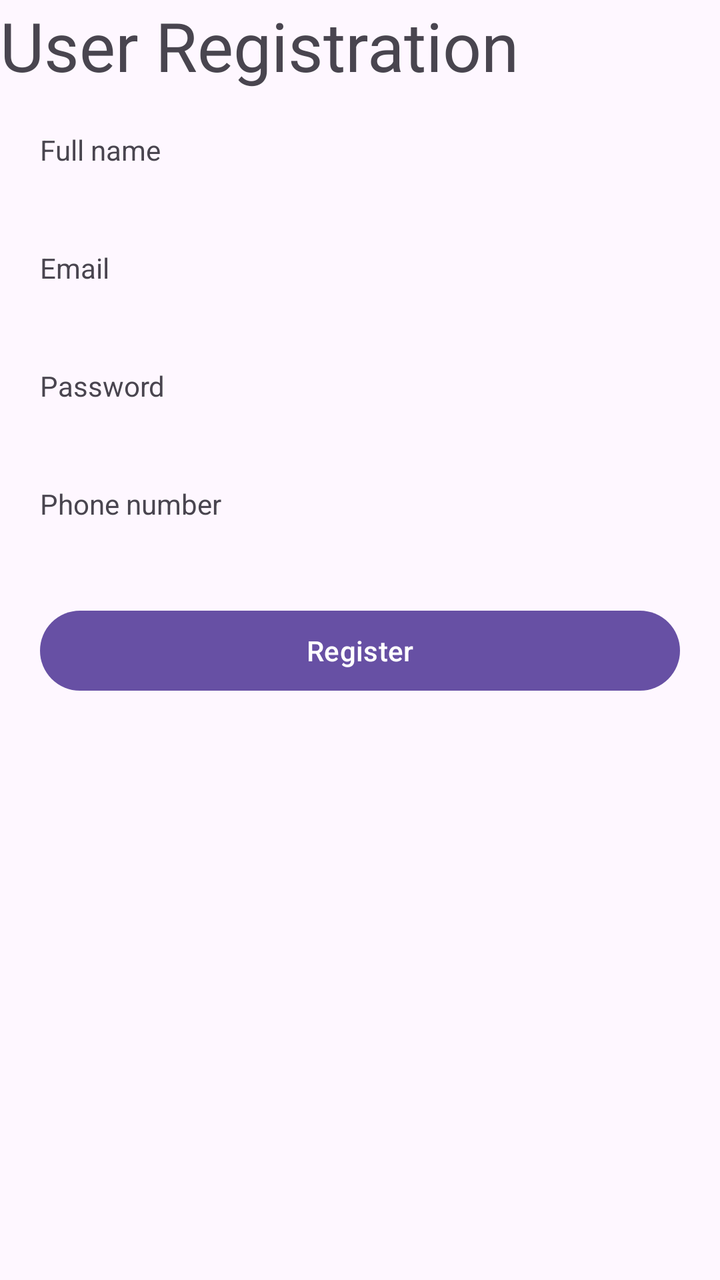
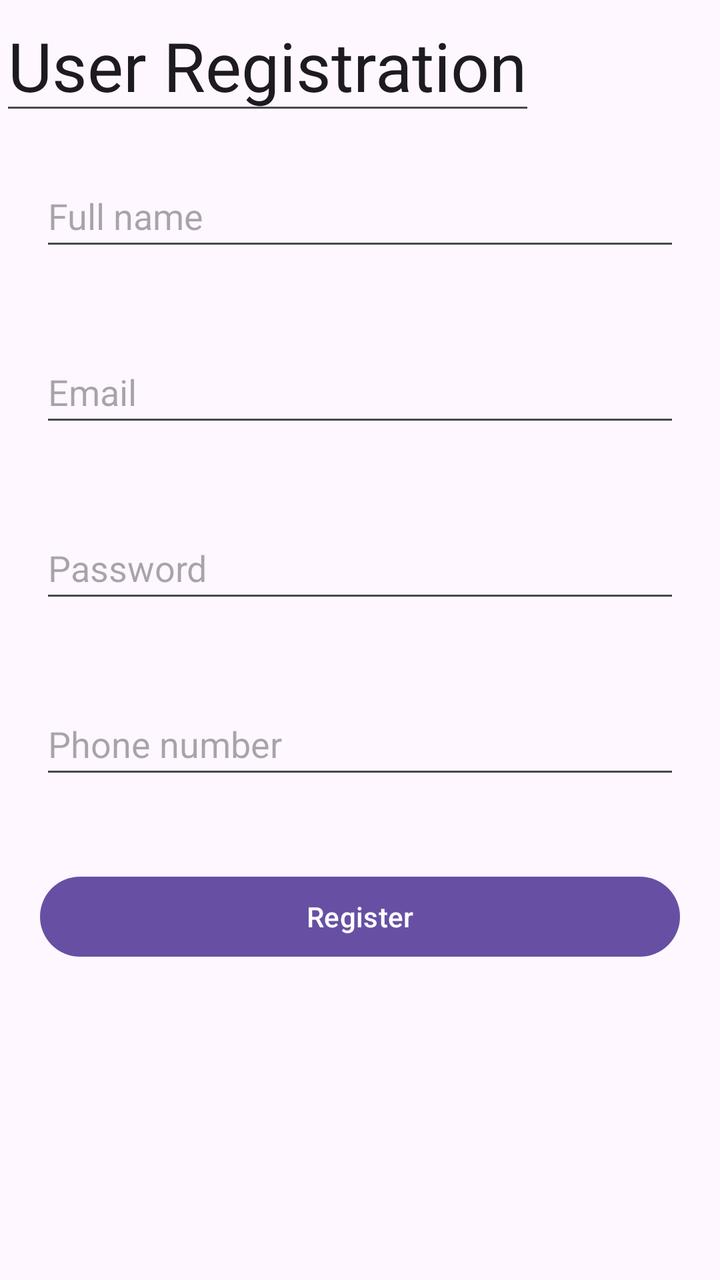

Before-and-after screenshots of an Android layout around one commit, followed by the original layout XML and the change that was made.
<!-- AndroidManifest.xml: application theme Theme.FinalApplicationBasel -->
<!-- res/layout/activity_register2.xml -->
<?xml version="1.0" encoding="utf-8"?>
<LinearLayout xmlns:android="http://schemas.android.com/apk/res/android"
    android:layout_width="match_parent"
    android:layout_height="match_parent"
    android:orientation="vertical">

    <TextView
        android:id="@+id/TextView"
        android:layout_width="wrap_content"
        android:layout_height="wrap_content"
        android:text="User Registration"
        android:textSize="34sp" />

    <TextView
        android:id="@+id/EtFullName"
        android:layout_width="match_parent"
        android:layout_height="wrap_content"
        android:layout_margin="20dp"
        android:text="Full name" />

    <TextView
        android:id="@+id/etEmail"
        android:layout_width="match_parent"
        android:layout_height="wrap_content"
        android:layout_margin="20dp"
        android:text="Email" />

    <TextView
        android:id="@+id/etPassword"
        android:layout_width="match_parent"
        android:layout_height="wrap_content"
        android:layout_margin="20dp"
        android:text="Password" />

    <TextView
        android:id="@+id/etPhone"
        android:layout_width="match_parent"
        android:layout_height="wrap_content"
        android:layout_margin="20dp"
        android:text="Phone number" />

    <Button
        android:id="@+id/btnRegister"
        android:layout_width="match_parent"
        android:layout_height="wrap_content"
        android:layout_margin="20dp"
        android:text="Register" />
</LinearLayout>
<!-- resources referenced by this layout -->
<resources>
  <style name="Theme.FinalApplicationBasel" parent="Base.Theme.FinalApplicationBasel" />
  <style name="Base.Theme.FinalApplicationBasel" parent="Theme.Material3.DayNight.NoActionBar">
          
          
      </style>
</resources>

<!-- the commit's change to res/layout/activity_register2.xml (unified diff, before → after) -->
@@ -1,43 +1,48 @@
 <?xml version="1.0" encoding="utf-8"?>
 <LinearLayout xmlns:android="http://schemas.android.com/apk/res/android"
+    android:id="@+id/main"
     android:layout_width="match_parent"
     android:layout_height="match_parent"
     android:orientation="vertical">
 
-    <TextView
+    <EditText
         android:id="@+id/TextView"
         android:layout_width="wrap_content"
         android:layout_height="wrap_content"
         android:text="User Registration"
         android:textSize="34sp" />
 
-    <TextView
+    <EditText
         android:id="@+id/EtFullName"
         android:layout_width="match_parent"
         android:layout_height="wrap_content"
         android:layout_margin="20dp"
-        android:text="Full name" />
+        android:hint="Full name"
+        android:minHeight="48dp" />
 
-    <TextView
+    <EditText
         android:id="@+id/etEmail"
         android:layout_width="match_parent"
         android:layout_height="wrap_content"
         android:layout_margin="20dp"
-        android:text="Email" />
+        android:hint="Email"
+        android:minHeight="48dp" />
 
-    <TextView
+    <EditText
         android:id="@+id/etPassword"
         android:layout_width="match_parent"
         android:layout_height="wrap_content"
         android:layout_margin="20dp"
-        android:text="Password" />
+        android:hint="Password"
+        android:minHeight="48dp" />
 
-    <TextView
+    <EditText
         android:id="@+id/etPhone"
         android:layout_width="match_parent"
         android:layout_height="wrap_content"
         android:layout_margin="20dp"
-        android:text="Phone number" />
+        android:hint="Phone number"
+        android:minHeight="48dp" />
 
     <Button
         android:id="@+id/btnRegister"
